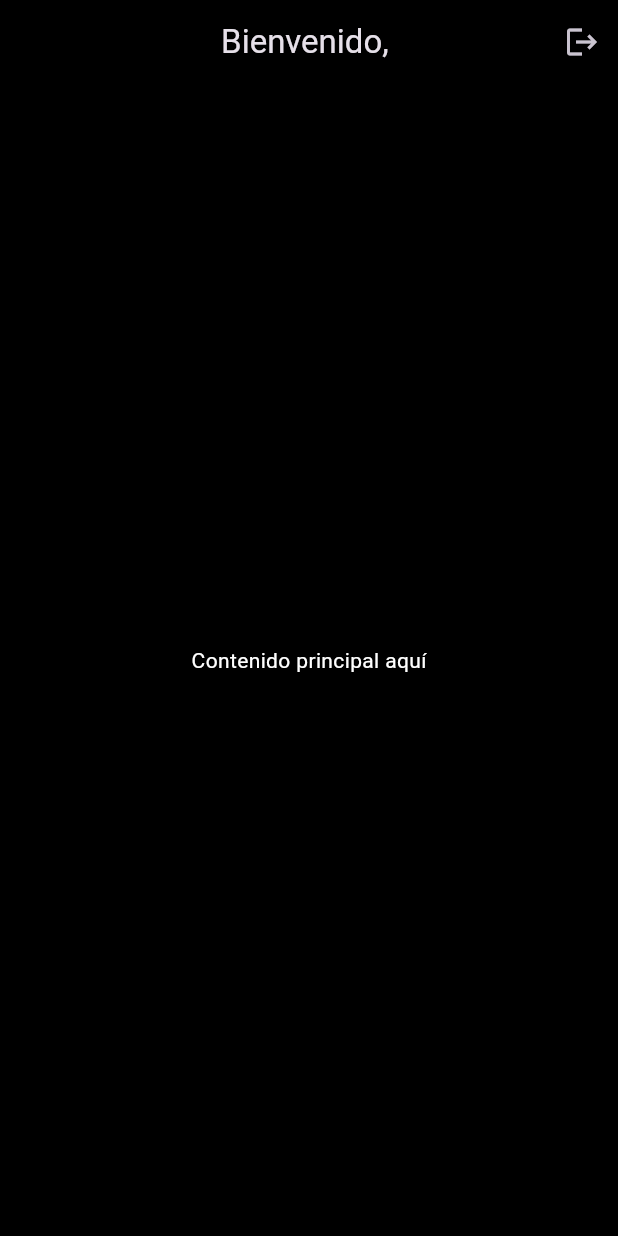
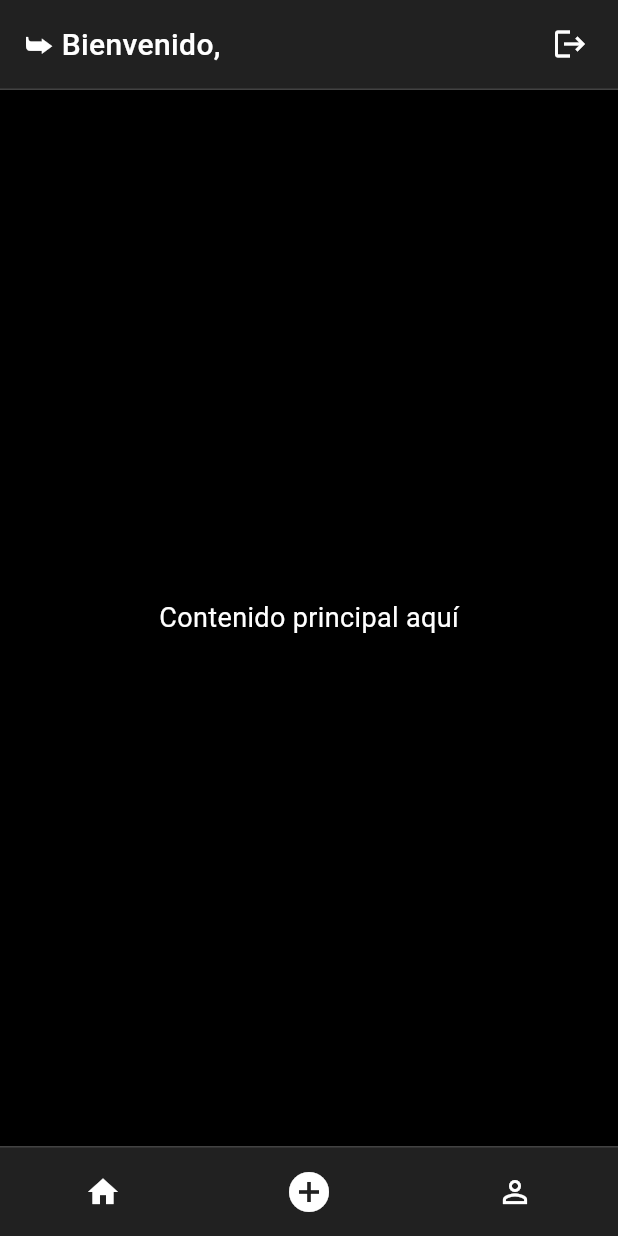
Before and after one commit to BryanAv7/upsglam-frontend, a Flutter app: the HomeScreen screen opened directly with empty values, on a phone screen of 412 x 824 dp. Run offline on Flutter 3.47's test engine with Material 3 defaults, Android fonts, the phone set to English and light mode, and no system bars; our stand-ins replace flutter_svg, google_sign_in.

Commit message:
Actualizacion en el HomeUser

```diff
--- a/lib/screens/home_screen.dart
+++ b/lib/screens/home_screen.dart
@@ -1,23 +1,56 @@
 import 'package:flutter/material.dart';
 import 'login_screen.dart';
 
-class HomeScreen extends StatelessWidget {
+class HomeScreen extends StatefulWidget {
   final String username;
 
   const HomeScreen({super.key, required this.username});
 
   @override
+  State<HomeScreen> createState() => _HomeScreenState();
+}
+
+class _HomeScreenState extends State<HomeScreen> {
+  String _message = '';
+
+  void _setMessage(String text) {
+    setState(() {
+      _message = text;
+    });
+  }
+
+  @override
   Widget build(BuildContext context) {
     return Scaffold(
       backgroundColor: Colors.black,
-      appBar: AppBar(
-        backgroundColor: Colors.black,
-        title: Text('Bienvenido, $username'),
-        centerTitle: true,
-        elevation: 0,
-        actions: [
+      body: SafeArea(
+        child: Column(
+          children: [
+            Container(
+              height: 60,
+              decoration: BoxDecoration(
+                color: Colors.grey[900],
+                border: Border(
+                  bottom: BorderSide(color: Colors.grey.shade800),
+                ),
+              ),
+              child: Row(
+                children: [
+                  const SizedBox(width: 16),
+                  Expanded(
+                    child: Text(
+                      '➥ Bienvenido, ${widget.username}',
+                      style: const TextStyle(
+                        color: Colors.white,
+                        fontWeight: FontWeight.w500,
+                        fontSize: 20,
+                      ),
+                      maxLines: 1,
+                      overflow: TextOverflow.ellipsis,
+                    ),
+                  ),
                   IconButton(
-            icon: const Icon(Icons.logout),
+                    icon: const Icon(Icons.logout, color: Colors.white),
                     onPressed: () {
                       Navigator.pushReplacement(
                         context,
@@ -25,12 +58,61 @@ class HomeScreen extends StatelessWidget {
                       );
                     },
                   ),
+                  const SizedBox(width: 8),
                 ],
               ),
-      body: const Center(
-        child: Text(
+            ),
+            Expanded(
+              child: Container(
+                color: Colors.black,
+                alignment: Alignment.center,
+                child: _message.isNotEmpty
+                    ? Text(
+                  _message,
+                  style: const TextStyle(color: Colors.white, fontSize: 18),
+                )
+                    : const Text(
                   'Contenido principal aquí',
-          style: TextStyle(color: Colors.white),
+                  style: TextStyle(color: Colors.white, fontSize: 18),
+                ),
+              ),
+            ),
+            Container(
+              height: 60,
+              decoration: BoxDecoration(
+                color: Colors.grey[900],
+                border: Border(
+                  top: BorderSide(color: Colors.grey.shade800),
+                ),
+              ),
+              child: Row(
+                mainAxisAlignment: MainAxisAlignment.spaceAround,
+                children: [
+                  IconButton(
+                    icon: const Icon(Icons.home, color: Colors.white),
+                    onPressed: () {
+                      setState(() {
+                        _message = '';
+                      });
+
+                    },
+                  ),
+                  IconButton(
+                    icon: const Icon(Icons.add_circle, color: Colors.white, size: 32),
+                    onPressed: () {
+                      _setMessage('Sube una Foto');
+                    },
+                  ),
+                  IconButton(
+                    icon: const Icon(Icons.person_outline, color: Colors.white),
+                    onPressed: () {
+                      _setMessage('Publicaciones Realizadas');
+                    },
+                  ),
+                ],
+              ),
+            ),
+          ],
         ),
       ),
     );
--- a/lib/utils/constants.dart
+++ b/lib/utils/constants.dart
@@ -1,2 +1,2 @@
-// const String baseUrl = 'http://XXX.XX.XXX.XXX:8080';  U
-const String baseUrl = 'http://XXX.XXX.XX.XXX:8080';  // Casa
+const String baseUrl = 'http://XXX.XXX.XXX.XXX:8080'; // U
+//const String baseUrl = 'http://XXX.XXX.XX.XXX:8080';  // Casa
```
Lines whose indentation alone changed are shown as unchanged.
